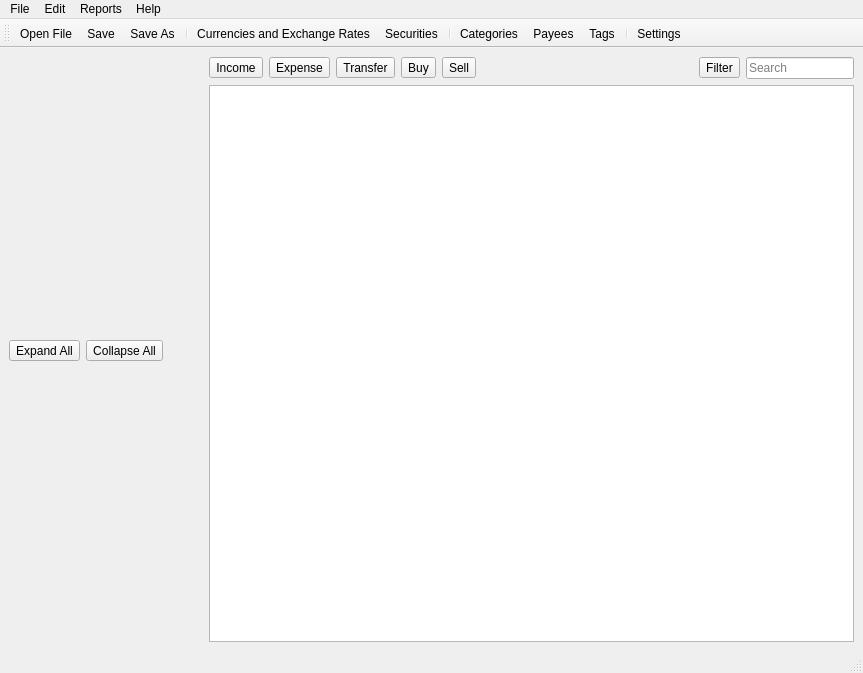
This is src/views/ui_files/main_window.ui in JakubFranek/Kapytal as Qt 5 draws it before an edit. The edited form follows.
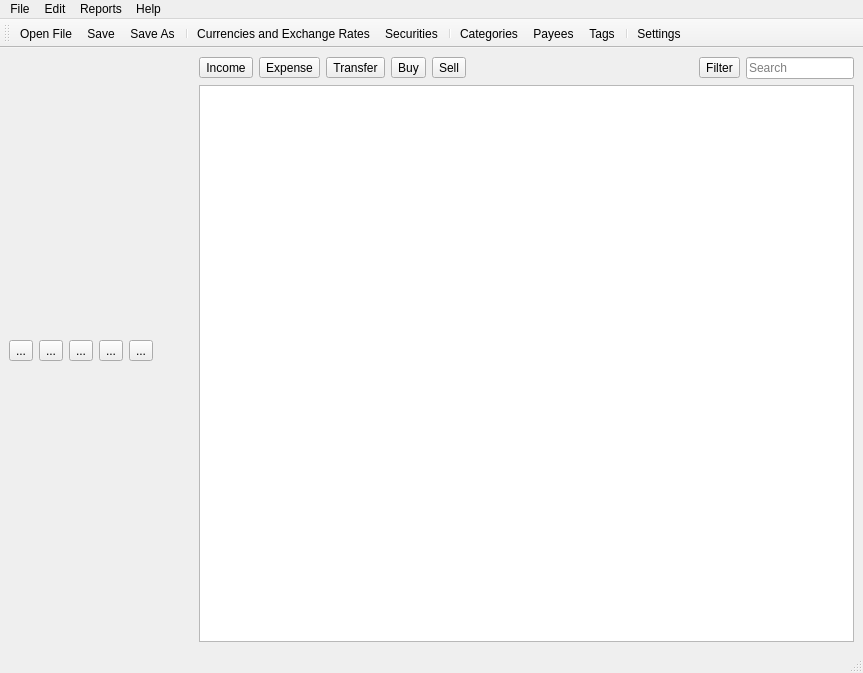
This is the edited form.

Commit message: Add AccountTree tool buttons for item creation

Patch:
```diff
--- a/src/views/ui_files/main_window.ui
+++ b/src/views/ui_files/main_window.ui
@@ -37,7 +37,7 @@
         <item>
          <widget class="QToolButton" name="expandAllToolButton">
           <property name="text">
-           <string>Expand All</string>
+           <string>...</string>
           </property>
           <property name="toolButtonStyle">
            <enum>Qt::ToolButtonIconOnly</enum>
@@ -50,13 +50,34 @@
         <item>
          <widget class="QToolButton" name="collapseAllToolButton">
           <property name="text">
-           <string>Collapse All</string>
+           <string>...</string>
           </property>
           <property name="toolButtonStyle">
            <enum>Qt::ToolButtonIconOnly</enum>
           </property>
          </widget>
         </item>
+        <item>
+         <widget class="QToolButton" name="addAccountGroupToolButton">
+          <property name="text">
+           <string>...</string>
+          </property>
+         </widget>
+        </item>
+        <item>
+         <widget class="QToolButton" name="addCashAccountToolButton">
+          <property name="text">
+           <string>...</string>
+          </property>
+         </widget>
+        </item>
+        <item>
+         <widget class="QToolButton" name="addSecurityAccountToolButton">
+          <property name="text">
+           <string>...</string>
+          </property>
+         </widget>
+        </item>
         <item>
          <spacer name="treeControlsHorizontalSpacer">
           <property name="orientation">
```
The commit also changes 3 other files.
